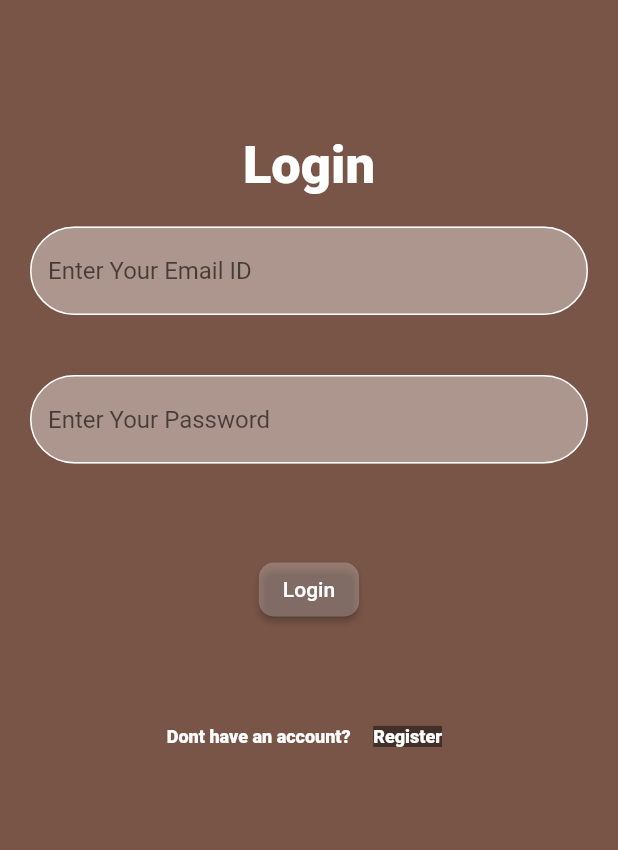
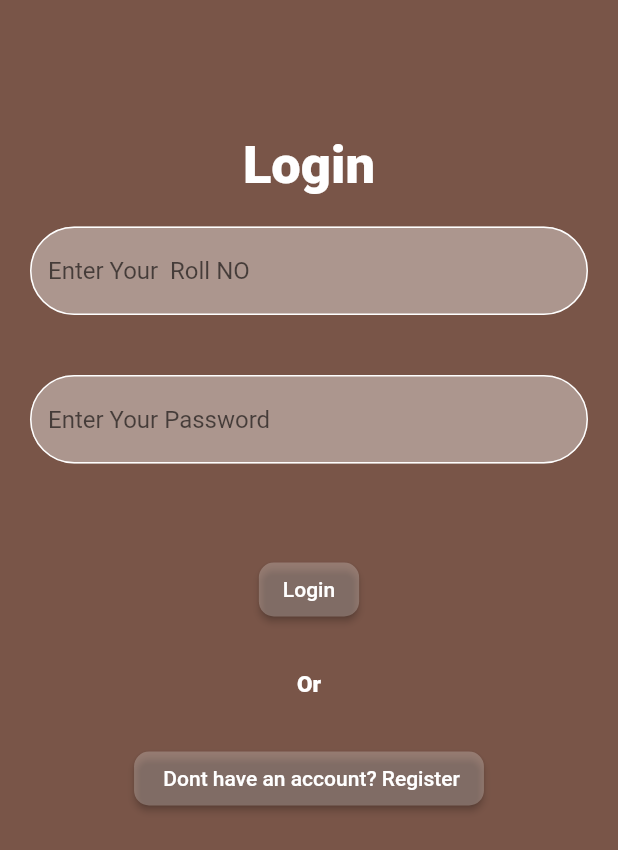
Before and after one commit to Ssan5/qrproject, a Flutter app: the screen it shows after launch, on a phone screen of 412 x 824 dp. Shown: the top 850 px of the screen. Run offline on Flutter 3.47's test engine with Material 2 defaults, Android fonts, the phone set to English and light mode, and no system bars; our stand-ins replace qr_flutter; missing offline and left inert: mobile_scanner.

Commit message:
regcomp hh

```diff
--- a/lib/profile.dart
+++ b/lib/profile.dart
@@ -13,8 +13,9 @@ class _ProState extends State<Pro> {
     body: Center(
     child: Column(mainAxisAlignment: MainAxisAlignment.center,
     children: [
-    Image.network(" https://img.lovepik.com/free_png/32/43/98/71R58PIC5gdn8V58PICFG58PICpSc_PIC2018.png_860.png",height:270,width:270, ),
-    SizedBox(height: 50,),
+      Image.network("https://static.vecteezy.com/system/resources/previews/008/302/417/non_2x/eps10-brown-user-solid-icon-or-logo-in-simple-flat-trendy-modern-style-isolated-on-white-background-free-vector.jpg",height:270,width:270, ),
+
+      SizedBox(height: 50,),
       Text("Sania",style: TextStyle(
         fontSize: 40,color: Colors.brown,  fontWeight: FontWeight.w800,
       ),),
--- a/lib/signinn.dart
+++ b/lib/signinn.dart
@@ -1,6 +1,9 @@
+import 'dart:convert';
+
 import 'package:flutter/material.dart';
 import 'package:qrproject/QR.dart';
 import 'package:qrproject/registration.dart';
+import 'package:http/http.dart' as http;
 class Login extends StatefulWidget {
   const Login({Key? key}) : super(key: key);
 
@@ -9,6 +12,33 @@ class Login extends StatefulWidget {
 }
 
 class _LoginState extends State<Login> {
+  TextEditingController rollno = TextEditingController();
+  TextEditingController Password = TextEditingController();
+  Future<void> login()async {
+    Uri url =Uri.parse("https://scnner-web.onrender.com/api/login");
+    var response = await http.post(url,
+        headers: <String, String>{
+          'Content-Type': 'application/json; charset=UTF-8',
+        },
+        body: jsonEncode({
+          'rollno': rollno.text,
+          'password': Password.text,
+        }));
+var data =jsonDecode((response.body));
+    if (response.statusCode == 200) {
+      Navigator.push(
+        context,
+        MaterialPageRoute(builder: (context) => const Qr()),
+      );
+      ScaffoldMessenger.of(context)
+          .showSnackBar(SnackBar(content: Text(data["message"])));
+    } else {
+      ScaffoldMessenger.of(context)
+          .showSnackBar(SnackBar(content: Text(data["message"])));
+    }
+  }
+
+
   @override
   Widget build(BuildContext context) {
     return Scaffold(
@@ -28,6 +58,7 @@ class _LoginState extends State<Login> {
     Padding(
             padding: const EdgeInsets.all(20.0),
             child: TextField(
+              controller: rollno,
               decoration: InputDecoration(
                   filled: true,
                   fillColor: Colors. white38,
@@ -35,13 +66,14 @@ class _LoginState extends State<Login> {
                     borderSide: BorderSide(color: Colors.white),
                     borderRadius: BorderRadius.circular(50),
                   ),
-                  hintText: 'Enter Your Email ID'),
+                  hintText: 'Enter Your  Roll NO'),
             ),
           ),
 
           Padding(
             padding: const EdgeInsets.all(20.0),
             child: TextField(
+              controller:Password,
               decoration: InputDecoration(
                   filled: true,
                   fillColor: Colors. white38,
@@ -56,10 +88,7 @@ class _LoginState extends State<Login> {
           ),
           ElevatedButton(
             onPressed: () {
-              Navigator.push(
-                context,
-                MaterialPageRoute(builder: (context) => const  Qr()),
-              );
+              login();
             },
             child: Text('Login',),
             style: ElevatedButton.styleFrom(  primary: Colors.white24,
@@ -68,39 +97,29 @@ class _LoginState extends State<Login> {
               ),
             ),
           ),
-          SizedBox(height: 50,),
-          Row(
-
-            mainAxisAlignment: MainAxisAlignment.center,
-            children: [
-
-              Text(' Dont have an account?  ',
-
-                style: TextStyle(
-                  fontSize: 12,
-                  color: Colors.white,
-                  fontWeight: FontWeight.w800,
-                ),
-              ),
-
-              TextButton(onPressed:(){
+          SizedBox(height: 30,),
+          Text("Or",style: TextStyle(color: Colors.white, fontSize: 15,
+            fontWeight: FontWeight.w800,)),
+          SizedBox(height: 30,),
+          ElevatedButton(
+            onPressed: () {
               Navigator.push(
                 context,
                 MaterialPageRoute(builder: (context) => const  Registration()),
               );
             },
-                  child: Text("Register", style: TextStyle(
-                    fontSize: 12,
-                    color: Colors.white,
-                    backgroundColor: Colors.black45,
-                    fontWeight: FontWeight.w900,
-                  ),),)
-            ],
+            child: Text(' Dont have an account? Register',),
+            style: ElevatedButton.styleFrom(  primary: Colors.white24,
+              shape: RoundedRectangleBorder(
+                borderRadius: BorderRadius.circular(10),
+              ),
+            ),
           ),
 
 
             ],
           ),
       );
+
   }
 }
```
Also changed, not shown: lib/registration.dart (+4 -5 lines). Lines whose indentation alone changed are shown as unchanged.
